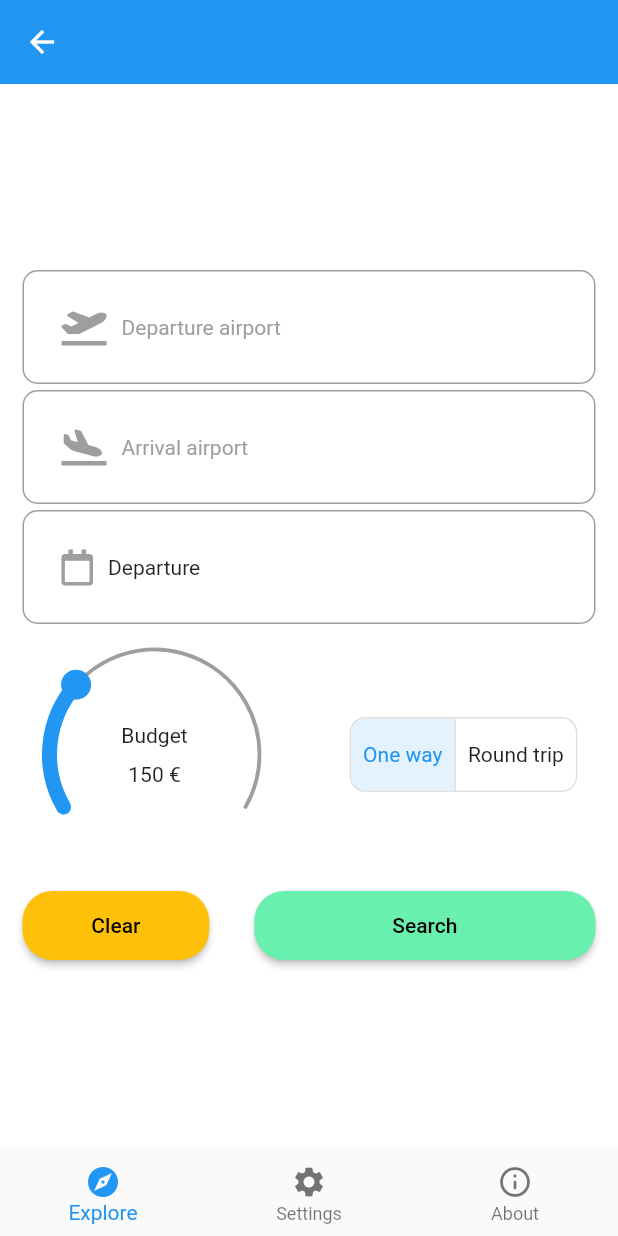
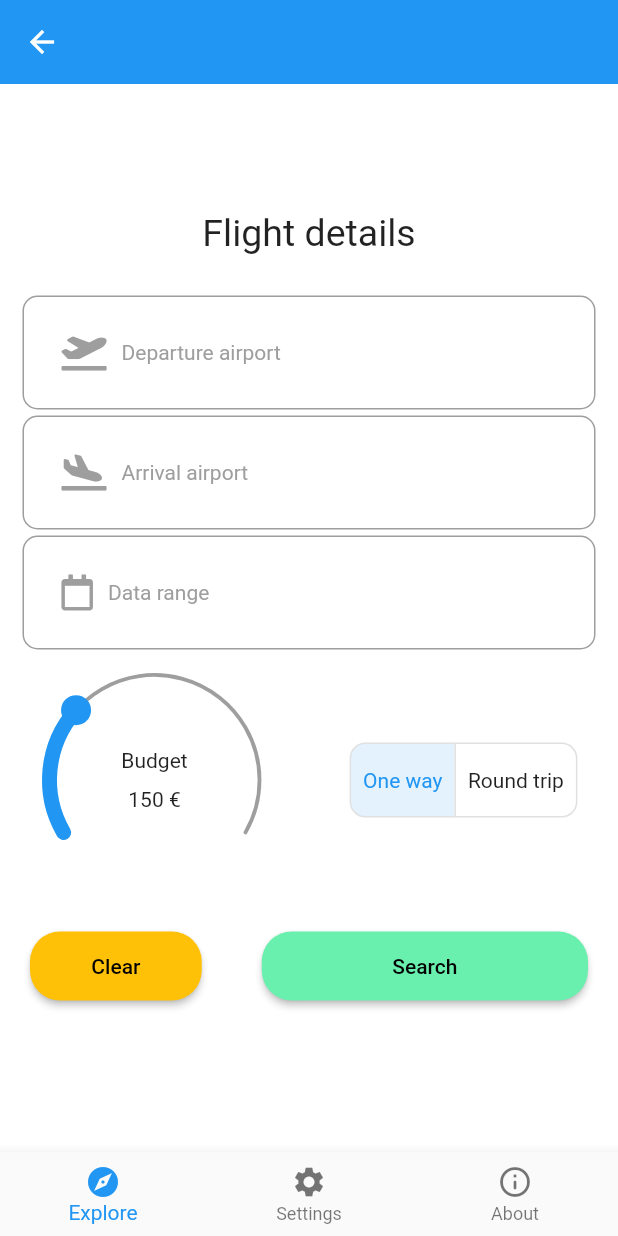
Before and after one commit to tombortniak/TravelFinder, a Flutter app: the screen it shows after launch, after a tap on "Find flights", on a phone screen of 412 x 824 dp. Run offline on Flutter 3.47's test engine with Material 2 defaults, Android fonts, the light colour scheme and no system bars; drawn by our look-alikes of sleek_circular_slider; our stand-ins replace cloud_firestore, firebase_core, flutter_easyloading, flutter_spinkit, font_awesome_flutter, grouped_list and 2 more; missing offline and left inert: emoji_flag_converter; accounts and stored records are empty.

Commit message:
Set date range selection page

```diff
--- /dev/null
+++ b/lib/components/button.dart
@@ -0,0 +1,38 @@
+import 'package:flutter/material.dart';
+
+class Button extends StatelessWidget {
+  final String _text;
+  final Color _backgroundColor;
+  final Color _textColor;
+  final VoidCallback _onPressed;
+
+  Button(
+      {required text,
+      required backgroundColor,
+      required textColor,
+      required onPressed})
+      : _text = text,
+        _backgroundColor = backgroundColor,
+        _textColor = textColor,
+        _onPressed = onPressed;
+
+  @override
+  Widget build(BuildContext context) {
+    return Container(
+      child: ElevatedButton(
+        child: Text(_text),
+        onPressed: _onPressed,
+        style: ElevatedButton.styleFrom(
+          primary: _backgroundColor,
+          onPrimary: _textColor,
+          shape: RoundedRectangleBorder(
+            borderRadius: BorderRadius.all(
+              Radius.circular(20.0),
+            ),
+          ),
+          padding: EdgeInsets.all(15.0),
+        ),
+      ),
+    );
+  }
+}
--- a/lib/main.dart
+++ b/lib/main.dart
@@ -6,6 +6,7 @@ import 'package:travel_finder/models/available_destinations.dart';
 import 'package:travel_finder/models/departure_airport.dart';
 import 'package:travel_finder/pages/home_page.dart';
 import 'package:provider/provider.dart';
+import 'models/date_range.dart';
 
 void main() async {
   WidgetsFlutterBinding.ensureInitialized();
@@ -20,7 +21,10 @@ void main() async {
       ),
       ChangeNotifierProvider(
         create: (_) => AvailableDestinations(),
-      )
+      ),
+      ChangeNotifierProvider(
+        create: (_) => DateRange(),
+      ),
     ],
     child: const App(),
   ));
--- a/lib/models/arrival_airport.dart
+++ b/lib/models/arrival_airport.dart
@@ -3,12 +3,23 @@ import 'package:travel_finder/models/airport.dart';
 import 'package:provider/provider.dart';
 
 class ArrivalAirport with ChangeNotifier {
-  String _value = 'Arrival airport';
+  Airport? _airport;
 
-  String get value => _value;
+  Airport get airport =>
+      _airport ??
+      Airport(
+          name: 'Arrival airport',
+          country: 'None',
+          countryAlpha2Code: 'None',
+          iataCode: 'None');
 
   void setAirport(Airport airport) {
-    _value = airport.name;
+    _airport = airport;
+    notifyListeners();
+  }
+
+  void clearAirport() {
+    _airport = null;
     notifyListeners();
   }
 }
@@ -19,9 +30,9 @@ class ArrivalAirportText extends StatelessWidget {
   @override
   Widget build(BuildContext context) {
     return Text(
-      context.watch<ArrivalAirport>().value,
+      context.watch<ArrivalAirport>().airport.name,
       style: TextStyle(
-        color: context.watch<ArrivalAirport>().value == 'Arrival airport'
+        color: context.watch<ArrivalAirport>().airport.name == 'Arrival airport'
             ? Colors.grey
             : Colors.black,
       ),
--- /dev/null
+++ b/lib/models/date_range.dart
@@ -0,0 +1,38 @@
+import 'package:flutter/material.dart';
+import 'package:travel_finder/models/airport.dart';
+import 'package:provider/provider.dart';
+import 'package:intl/intl.dart';
+
+class DateRange with ChangeNotifier {
+  DateTimeRange? _dateRange;
+
+  DateTimeRange? get dateRange => _dateRange;
+
+  void setDateTimeRange(DateTimeRange dateTimeRange) {
+    _dateRange = dateTimeRange;
+    notifyListeners();
+  }
+
+  void clearDateRange() {
+    _dateRange = null;
+    notifyListeners();
+  }
+}
+
+class DateRangeText extends StatelessWidget {
+  const DateRangeText({Key? key}) : super(key: key);
+
+  @override
+  Widget build(BuildContext context) {
+    return Text(
+      context.watch<DateRange>().dateRange == null
+          ? 'Data range'
+          : context.watch<DateRange>().dateRange.toString(),
+      style: TextStyle(
+        color: context.watch<DateRange>().dateRange == null
+            ? Colors.grey
+            : Colors.black,
+      ),
+    );
+  }
+}
--- a/lib/models/departure_airport.dart
+++ b/lib/models/departure_airport.dart
@@ -15,6 +15,11 @@ class DepartureAirport with ChangeNotifier {
 
   void setAirport(Airport airport) {
     _airport = airport;
+    notifyListeners();
+  }
+
+  void clearAirport() {
+    _airport = null;
     notifyListeners();
   }
 }
--- a/lib/pages/flight_search_page.dart
+++ b/lib/pages/flight_search_page.dart
@@ -2,7 +2,7 @@ import 'package:flutter/material.dart';
 import 'package:flutter_spinkit/flutter_spinkit.dart';
 import 'package:font_awesome_flutter/font_awesome_flutter.dart';
 import 'package:modal_bottom_sheet/modal_bottom_sheet.dart';
-import 'package:travel_finder/constants.dart';
+import 'package:travel_finder/models/date_range.dart';
 import 'package:travel_finder/models/departure_airport.dart';
 import 'package:travel_finder/pages/airport_selection_page.dart';
 import 'package:travel_finder/pages/date_selection_page.dart';
@@ -10,12 +10,11 @@ import 'package:travel_finder/components/flight_search_field.dart';
 import 'package:travel_finder/services/database.dart';
 import 'package:travel_finder/models/airport.dart';
 import 'package:travel_finder/models/arrival_airport.dart';
-import 'package:travel_finder/services/json_converter.dart';
-import 'package:travel_finder/services/http_manager.dart';
 import 'package:provider/provider.dart';
-import 'package:flutter_easyloading/flutter_easyloading.dart';
 import 'package:travel_finder/models/available_destinations.dart';
 import 'package:sleek_circular_slider/sleek_circular_slider.dart';
+import 'package:travel_finder/components/button.dart';
+import 'package:travel_finder/models/date_range.dart';
 
 class FlightSearchPage extends StatefulWidget {
   final AirportFinder _airportFinder = AirportFinder();
@@ -56,6 +55,13 @@ class _FlightSearchPageState extends State<FlightSearchPage> {
                     child: Column(
                       mainAxisAlignment: MainAxisAlignment.center,
                       children: [
+                        Container(
+                          child: Text(
+                            'Flight details',
+                            style: TextStyle(fontSize: 25.0),
+                          ),
+                          margin: EdgeInsets.only(bottom: 25.0),
+                        ),
                         FlightSearchField(
                           text: DepartureAirportText(),
                           icon: FaIcon(
@@ -95,7 +101,7 @@ class _FlightSearchPageState extends State<FlightSearchPage> {
                           children: [
                             Expanded(
                               child: FlightSearchField(
-                                text: Text('Departure'),
+                                text: DateRangeText(),
                                 icon: FaIcon(
                                   FontAwesomeIcons.calendar,
                                   color: Colors.grey,
@@ -110,26 +116,6 @@ class _FlightSearchPageState extends State<FlightSearchPage> {
                                 },
                               ),
                             ),
-                            oneWay
-                                ? SizedBox.shrink()
-                                : Expanded(
-                                    child: FlightSearchField(
-                                      text: Text('Return'),
-                                      icon: FaIcon(
-                                        FontAwesomeIcons.calendar,
-                                        color: Colors.grey,
-                                      ),
-                                      onTap: () {
-                                        showMaterialModalBottomSheet(
-                                          context: context,
-                                          builder: (context) =>
-                                              DateSelectionPage(),
-                                          backgroundColor: Colors.transparent,
-                                          expand: false,
-                                        );
-                                      },
-                                    ),
-                                  ),
                           ],
                         ),
                         Row(
@@ -214,41 +200,34 @@ class _FlightSearchPageState extends State<FlightSearchPage> {
                             Expanded(
                               flex: 3,
                               child: Container(
-                                child: ElevatedButton(
-                                  child: Text('Clear'),
-                                  onPressed: () {},
-                                  style: ElevatedButton.styleFrom(
-                                      primary: Colors.amber,
-                                      onPrimary: Colors.black,
-                                      shape: RoundedRectangleBorder(
-                                        borderRadius: BorderRadius.all(
-                                          Radius.circular(20.0),
-                                        ),
-                                      ),
-                                      padding: EdgeInsets.all(15.0)),
+                                child: Button(
+                                  text: 'Clear',
+                                  backgroundColor: Colors.amber,
+                                  textColor: Colors.black,
+                                  onPressed: () {
+                                    context
+                                        .read<DepartureAirport>()
+                                        .clearAirport();
+                                    context
+                                        .read<ArrivalAirport>()
+                                        .clearAirport();
+                                  },
                                 ),
                                 margin: EdgeInsets.symmetric(
-                                    horizontal: 15.0, vertical: 5.0),
+                                    horizontal: 20.0, vertical: 15.0),
                               ),
                             ),
                             Expanded(
                               flex: 5,
                               child: Container(
-                                child: ElevatedButton(
-                                  child: Text('Search'),
+                                child: Button(
+                                  text: 'Search',
+                                  backgroundColor: Colors.greenAccent,
+                                  textColor: Colors.black,
                                   onPressed: () {},
-                                  style: ElevatedButton.styleFrom(
-                                      primary: Colors.greenAccent,
-                                      onPrimary: Colors.black,
-                                      shape: RoundedRectangleBorder(
-                                        borderRadius: BorderRadius.all(
-                                          Radius.circular(20.0),
-                                        ),
-                                      ),
-                                      padding: EdgeInsets.all(15.0)),
                                 ),
                                 margin: EdgeInsets.symmetric(
-                                    horizontal: 15.0, vertical: 5.0),
+                                    horizontal: 20.0, vertical: 15.0),
                               ),
                             )
                           ],
```
Also changed, not shown: lib/components/month_card.dart (added, +47 -0 lines), lib/pages/date_selection_page.dart (+96 -71 lines).
